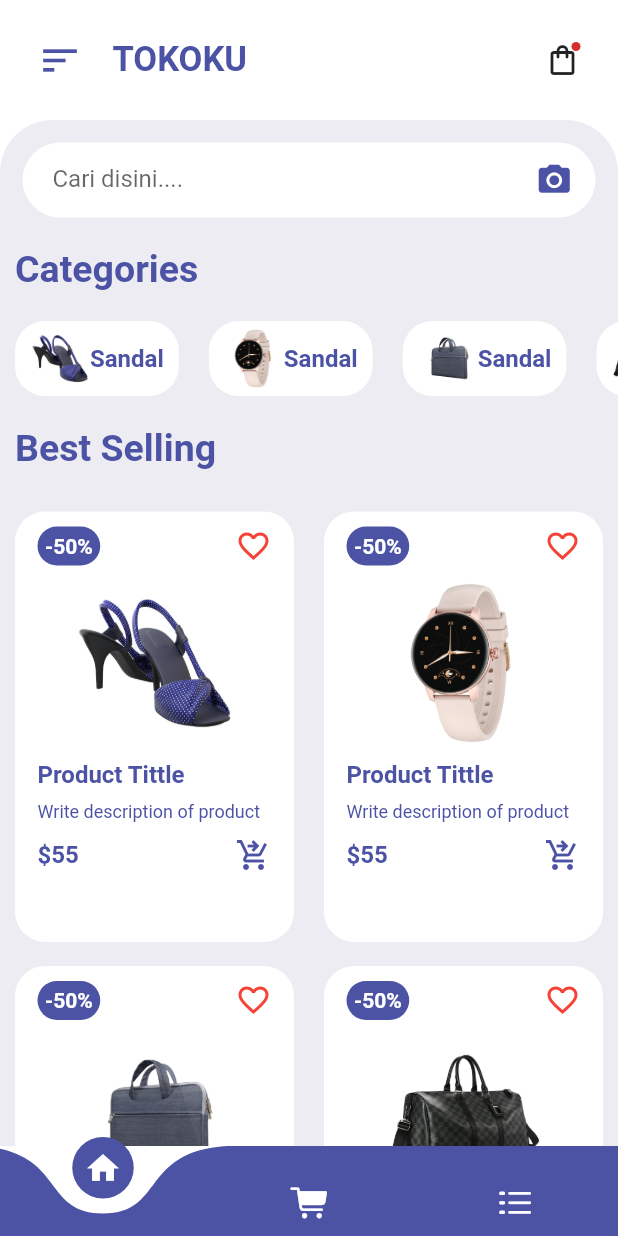
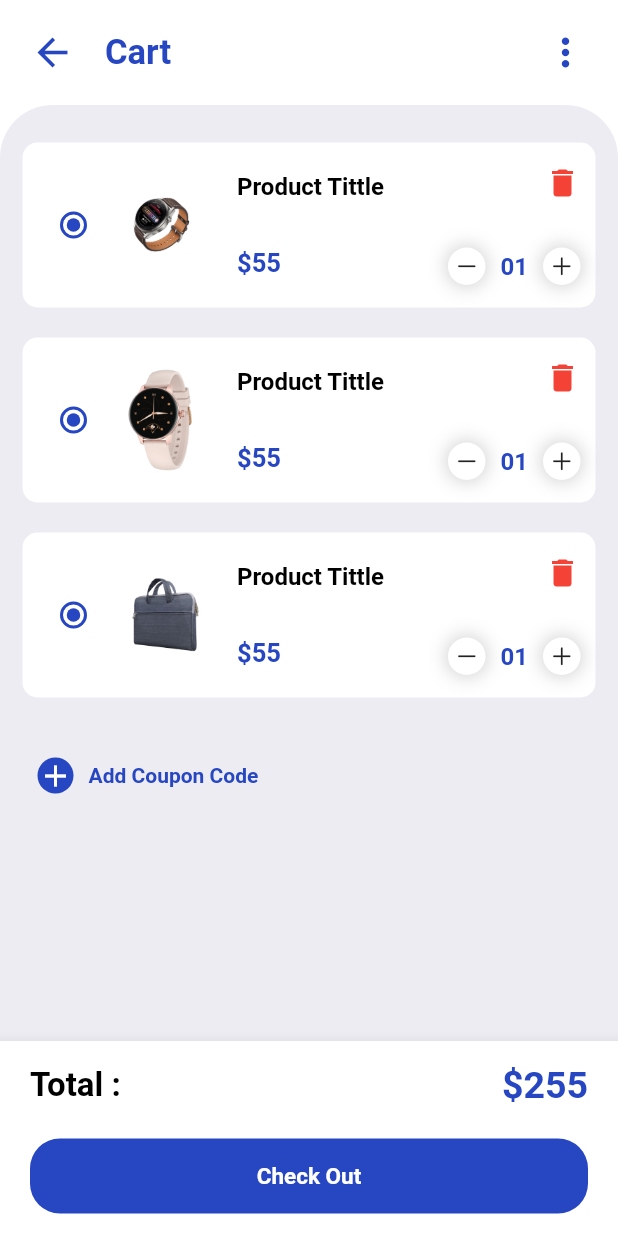
Before and after one commit to farhanaldyy/tokoku-apps, a Flutter app: the screen it shows after launch, after a tap on the "shopping bag" icon, on a phone screen of 412 x 824 dp. Run offline on Flutter 3.47's test engine with Material 2 defaults, Android fonts, the light colour scheme and no system bars; drawn by our look-alikes of curved_navigation_bar; our stand-ins replace badges.

Commit message:
add cart page

```diff
--- a/lib/main.dart
+++ b/lib/main.dart
@@ -1,4 +1,5 @@
 import 'package:flutter/material.dart';
+import 'package:tokoku_apps/pages/CartPage.dart';
 import 'package:tokoku_apps/pages/HomePage.dart';
 
 void main() => runApp(MyApp());
@@ -11,7 +12,10 @@ class MyApp extends StatelessWidget {
       theme: ThemeData(
         scaffoldBackgroundColor: Colors.white,
       ),
-      routes: {"/": (context) => HomePage()},
+      routes: {
+          "/": (context) => HomePage(),
+          "cartPage": (context) => CartPage(),
+        },
     );
   }
 }
--- /dev/null
+++ b/lib/pages/CartPage.dart
@@ -0,0 +1,69 @@
+import 'package:flutter/material.dart';
+import 'package:tokoku_apps/widgets/CartBottomNavBar.dart';
+
+import '../widgets/CartAppBar.dart';
+import '../widgets/CartItemSamples.dart';
+// import 'package:tokoku_apps/pages/HomePage.dart';
+
+class CartPage extends StatelessWidget {
+  @override
+  Widget build(BuildContext context) {
+    return Scaffold(
+      body: ListView(
+        children: [
+          // pages cart
+          CartAppBar(),
+
+          Container(
+            // temporary height
+            height: 700,
+            padding: EdgeInsets.only(top: 15),
+            decoration: BoxDecoration(
+              color: Color(0xFFEDECF2),
+              borderRadius: BorderRadius.only(
+                topLeft: Radius.circular(35),
+                topRight: Radius.circular(35),
+              ),
+            ),
+            child: Column(children: [
+              CartItemSamples(),
+              Container(
+                // decoration: BoxDecoration(
+                //   borderRadius: BorderRadius.circular(10),
+                // ),
+                margin: EdgeInsets.symmetric(vertical: 20, horizontal: 15),
+                padding: EdgeInsets.all(10),
+                child: Row(
+                  children: [
+                    Container(
+                      decoration: BoxDecoration(
+                        color: Color.fromARGB(255, 39, 70, 193),
+                        borderRadius: BorderRadius.circular(20),
+                      ),
+                      child: Icon(
+                        Icons.add,
+                        color: Colors.white,
+                      ),
+                    ),
+                    Padding(
+                      padding: EdgeInsets.symmetric(horizontal: 10),
+                      child: Text(
+                        "Add Coupon Code",
+                        style: TextStyle(
+                          color: Color.fromARGB(255, 39, 70, 193),
+                          fontWeight: FontWeight.bold,
+                          fontSize: 14,
+                        ),
+                        ),
+                    ),
+                  ],
+                ),
+              ),
+            ],),
+          ),
+        ],
+      ),
+      bottomNavigationBar: CartBottomNavBar(),
+    );
+  }
+}
--- a/lib/pages/HomePage.dart
+++ b/lib/pages/HomePage.dart
@@ -52,7 +52,7 @@ class HomePage extends StatelessWidget {
                       Icon(
                         Icons.camera_alt,
                         size: 25,
-                        color: Color(0xFF4C53A5),
+                        color: Color.fromARGB(255, 39, 70, 193),
                       )
                     ],
                   ),
@@ -70,7 +70,7 @@ class HomePage extends StatelessWidget {
                     style: TextStyle(
                       fontSize: 25,
                       fontWeight: FontWeight.bold,
-                      color: Color(0xFF4C53A5),
+                      color: Colors.black,
                     ),
                   ),
                 ),
@@ -87,7 +87,7 @@ class HomePage extends StatelessWidget {
                   style: TextStyle(
                     fontSize: 25,
                     fontWeight: FontWeight.bold,
-                    color: Color(0xFF4C53A5),
+                    color: Colors.black,
                   ),
                 ),
               ),
@@ -104,7 +104,7 @@ class HomePage extends StatelessWidget {
         backgroundColor: Colors.transparent,
         onTap: (index) {},
         height: 60,
-        color: Color(0xFF4C53A5),
+        color: Color.fromARGB(255, 39, 70, 193),
         items: [
           Icon(
             Icons.home,
@@ -117,8 +117,8 @@ class HomePage extends StatelessWidget {
             color: Colors.white,
           ),
           Icon(
-            CupertinoIcons.list_dash,
-            size: 25,
+            CupertinoIcons.profile_circled,
+            size: 27,
             color: Colors.white,
           ),
         ],
--- /dev/null
+++ b/lib/widgets/CartAppBar.dart
@@ -0,0 +1,43 @@
+import 'package:flutter/material.dart';
+
+class CartAppBar extends StatelessWidget {
+  @override
+  Widget build(BuildContext context) {
+    return Container(
+      color: Colors.white,
+      padding: EdgeInsets.all(20),
+      child: Row(
+        children: [
+          InkWell(
+            onTap: () {
+              // kembali kehalaman awal atau homepage
+              Navigator.pop(context);
+            },
+            child: Icon(
+              Icons.arrow_back,
+              size: 30,
+              color: Color.fromARGB(255, 39, 70, 193),
+            ),
+          ),
+          Padding(
+            padding: EdgeInsets.only(left: 20),
+            child: Text(
+              "Cart",
+              style: TextStyle(
+                fontSize: 23,
+                fontWeight: FontWeight.bold,
+                color: Color.fromARGB(255, 39, 70, 193),
+              ),
+            ),
+          ),
+          Spacer(),
+          Icon(
+            Icons.more_vert,
+            size: 30,
+            color: Color.fromARGB(255, 39, 70, 193),
+          )
+        ],
+      ),
+    );
+  }
+}
--- /dev/null
+++ b/lib/widgets/CartBottomNavBar.dart
@@ -0,0 +1,56 @@
+import 'package:flutter/material.dart';
+
+class CartBottomNavBar extends StatelessWidget {
+  @override
+  Widget build(BuildContext context) {
+    return BottomAppBar(
+      child: Container(
+        padding: EdgeInsets.symmetric(horizontal: 20, vertical: 15),
+        height: 130,
+        child: Column(
+          mainAxisAlignment: MainAxisAlignment.spaceBetween,
+          children: [
+            Row(
+              mainAxisAlignment: MainAxisAlignment.spaceBetween,
+              children: [
+                Text(
+                  "Total :",
+                  style: TextStyle(
+                    color: Colors.black,
+                    fontSize: 22,
+                    fontWeight: FontWeight.bold,
+                  ),
+                ),
+                Text(
+                  "\$255",
+                  style: TextStyle(
+                    fontSize: 25,
+                    fontWeight: FontWeight.bold,
+                    color : Color.fromARGB(255, 39, 70, 193)
+                  ),
+                ),
+              ],
+            ),
+            Container(
+              alignment: Alignment.center,
+              height: 50,
+              width: double.infinity,
+              decoration: BoxDecoration(
+                color: Color.fromARGB(255, 39, 70, 193),
+                borderRadius: BorderRadius.circular(20),
+              ),
+              child: Text(
+                "Check Out",
+                style: TextStyle(
+                  color: Colors.white,
+                  fontWeight: FontWeight.bold,
+                  fontSize: 15,
+                ),
+              ),
+            ),
+          ],
+        ),
+      ),
+    );
+  }
+}
--- /dev/null
+++ b/lib/widgets/CartItemSamples.dart
@@ -0,0 +1,127 @@
+import 'package:flutter/cupertino.dart';
+import 'package:flutter/material.dart';
+
+class CartItemSamples extends StatelessWidget {
+  @override
+  Widget build(BuildContext context) {
+    return Column(
+      children: [
+        for (int i = 1; i < 4; i++)
+          Container(
+            height: 110,
+            margin: EdgeInsets.symmetric(horizontal: 15, vertical: 10),
+            padding: EdgeInsets.all(10),
+            decoration: BoxDecoration(
+              color: Colors.white,
+              borderRadius: BorderRadius.circular(10),
+            ),
+            child: Row(
+              children: [
+                Radio(
+                  value: "",
+                  groupValue: "",
+                  activeColor: Color.fromARGB(255, 39, 70, 193),
+                  onChanged: (index) {},
+                ),
+                Container(
+                  height: 70,
+                  width: 70,
+                  margin: EdgeInsets.only(right: 15),
+                  child: Image.asset("images/$i.png"),
+                ),
+                Padding(
+                  padding: EdgeInsets.symmetric(vertical: 10),
+                  child: Column(
+                    crossAxisAlignment: CrossAxisAlignment.start,
+                    mainAxisAlignment: MainAxisAlignment.spaceBetween,
+                    children: [
+                      Text(
+                        "Product Tittle",
+                        style: TextStyle(
+                          fontSize: 16,
+                          fontWeight: FontWeight.bold,
+                          color: Colors.black,
+                        ),
+                      ),
+                      Text(
+                        "\$55",
+                        style: TextStyle(
+                          fontSize: 17,
+                          fontWeight: FontWeight.bold,
+                          color: Color.fromARGB(255, 39, 70, 193),
+                        ),
+                      ),
+                    ],
+                  ),
+                ),
+                Spacer(),
+                Padding(
+                  padding: EdgeInsets.symmetric(vertical: 5),
+                  child: Column(
+                      crossAxisAlignment: CrossAxisAlignment.end,
+                      mainAxisAlignment: MainAxisAlignment.spaceBetween,
+                      children: [
+                        Icon(
+                          Icons.delete,
+                          color: Colors.red,
+                        ),
+                        Row(
+                          children: [
+                            Container(
+                              padding: EdgeInsets.all(4),
+                              decoration: BoxDecoration(
+                                color: Colors.white,
+                                borderRadius: BorderRadius.circular(20),
+                                boxShadow: [
+                                  BoxShadow(
+                                    color: Colors.grey.withOpacity(0.5),
+                                    spreadRadius: 1,
+                                    blurRadius: 10,
+                                  ),
+                                ],
+                              ),
+                              child: Icon(
+                                CupertinoIcons.minus,
+                                size: 17,
+                              ),
+                            ),
+                            Container(
+                              margin: EdgeInsets.symmetric(horizontal: 10),
+                              child: Text(
+                                "01",
+                                style: TextStyle(
+                                  fontSize: 16,
+                                  fontWeight: FontWeight.bold,
+                                  color: Color.fromARGB(255, 39, 70, 193),
+                                ),
+                              ),
+                            ),
+                            Container(
+                              padding: EdgeInsets.all(4),
+                              decoration: BoxDecoration(
+                                color: Colors.white,
+                                borderRadius: BorderRadius.circular(20),
+                                boxShadow: [
+                                  BoxShadow(
+                                    color: Colors.grey.withOpacity(0.5),
+                                    spreadRadius: 1,
+                                    blurRadius: 10,
+                                  ),
+                                ],
+                              ),
+                              child: Icon(
+                                CupertinoIcons.plus,
+                                size: 17,
+                              ),
+                            ),
+                          ],
+                        )
+                      ]),
+                ),
+              ],
+            ),
+          ),
+      ],
+    );
+  }
+}
--- a/lib/widgets/CategoriesWidget.dart
+++ b/lib/widgets/CategoriesWidget.dart
@@ -25,11 +25,11 @@ class CategoriesWidget extends StatelessWidget {
                   height: 40,
                 ),
                 Text(
-                  "Sandal",
+                  "Category",
                   style: TextStyle(
                     fontWeight: FontWeight.bold,
-                    fontSize: 16,
-                    color: Color(0xFF4C53A5),
+                    fontSize: 15,
+                    color: Colors.black87,
                   ),
                 )
               ],
--- a/lib/widgets/HomeAppBar.dart
+++ b/lib/widgets/HomeAppBar.dart
@@ -1,5 +1,5 @@
 import 'package:flutter/material.dart';
-// import 'package:badges/badges.dart';
+import 'package:badges/badges.dart' as badges;
 
 class HomeAppBar extends StatelessWidget {
   @override
@@ -12,7 +12,7 @@ class HomeAppBar extends StatelessWidget {
           Icon(
             Icons.sort,
             size: 30,
-            color: Color(0xFF4C53A5),
+            color: Color.fromARGB(255, 39, 70, 193),
           ),
           Padding(
             padding: EdgeInsets.only(
@@ -23,19 +23,27 @@ class HomeAppBar extends StatelessWidget {
               style: TextStyle(
                 fontSize: 23,
                 fontWeight: FontWeight.bold,
-                color: Color(0xFF4C53A5),
+                color: Color.fromARGB(255, 39, 70, 193),
               ),
             ),
           ),
           Spacer(),
-          Badge(
+          badges.Badge(
+            badgeContent: Text(
+              '3',
+              style: TextStyle(color: Colors.white),
+            ),
             child: InkWell(
-              onTap: () {},
+              onTap: () {
+                Navigator.pushNamed(context, "cartPage");
+              },
               child: Icon(
                 Icons.shopping_bag_outlined,
+                size: 30,
+                color: Color.fromARGB(255, 39, 70, 193),
               ),
             ),
-          ),
+          )
         ],
       ),
     );
--- a/lib/widgets/ItemsWidget.dart
+++ b/lib/widgets/ItemsWidget.dart
@@ -26,7 +26,7 @@ class ItemsWidget extends StatelessWidget {
                     Container(
                       padding: EdgeInsets.all(5),
                       decoration: BoxDecoration(
-                        color: Color(0xFF4C53A5),
+                        color: Color.fromARGB(255, 243, 219, 80),
                         borderRadius: BorderRadius.circular(20),
                       ),
                       child: Text(
@@ -34,7 +34,7 @@ class ItemsWidget extends StatelessWidget {
                         style: TextStyle(
                           fontSize: 14,
                           fontWeight: FontWeight.bold,
-                          color: Colors.white,
+                          color: Colors.black,
                         ),
                       ),
                     ),
@@ -59,10 +59,10 @@ class ItemsWidget extends StatelessWidget {
                   padding: EdgeInsets.only(bottom: 8),
                   alignment: Alignment.centerLeft,
                   child: Text(
-                    "Product Tittle",
+                    "Nama Product",
                     style: TextStyle(
                       fontSize: 16,
-                      color: Color(0xFF4C53A5),
+                      color: Colors.black,
                       fontWeight: FontWeight.bold,
                     ),
                   ),
@@ -70,10 +70,10 @@ class ItemsWidget extends StatelessWidget {
                 Container(
                   alignment: Alignment.centerLeft,
                   child: Text(
-                    "Write description of product",
+                    "Deskripsi Product",
                     style: TextStyle(
                       fontSize: 12,
-                      color: Color(0xFF4C53A5),
+                      color: Colors.grey,
                     ),
                   ),
                 ),
@@ -87,12 +87,12 @@ class ItemsWidget extends StatelessWidget {
                         style: TextStyle(
                           fontSize: 16,
                           fontWeight: FontWeight.bold,
-                          color: Color(0xFF4C53A5),
+                          color: Colors.blue,
                         ),
                       ),
                       Icon(
                         Icons.shopping_cart_checkout,
-                        color: Color(0xFF4C53A5),
+                        color: Colors.blue,
                       ),
                     ],
                   ),
--- a/pubspec.yaml
+++ b/pubspec.yaml
@@ -35,7 +35,7 @@ dependencies:
   # The following adds the Cupertino Icons font to your application.
   # Use with the CupertinoIcons class for iOS style icons.
   cupertino_icons: ^1.0.2
-  badges: ^2.0.3
+  badges: ^3.1.1
   curved_navigation_bar: ^1.0.3
 
 dev_dependencies:
```
Also changed, not shown: images/1.png, images/7.png, pubspec.lock.
